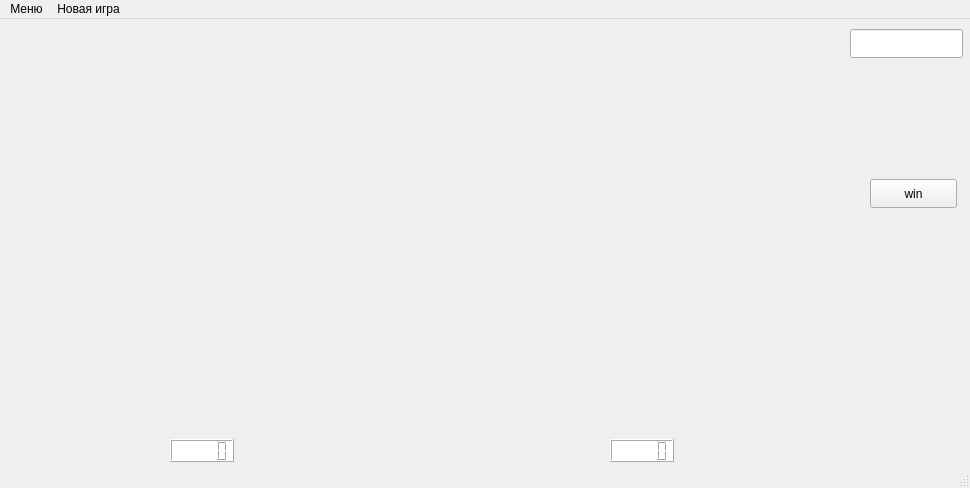
Old version of the form mainwindow.ui in the repository sermart1234/SB.
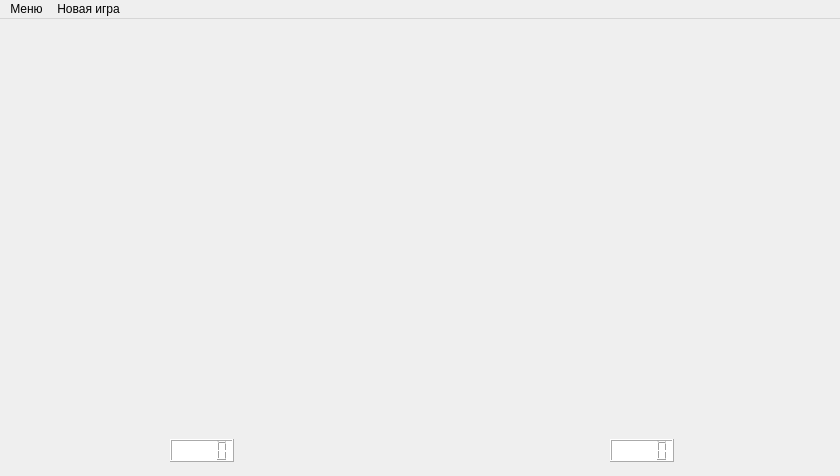
New version of the form.

Diff of the .ui file:
```diff
--- a/mainwindow.ui
+++ b/mainwindow.ui
@@ -6,40 +6,14 @@
    <rect>
     <x>0</x>
     <y>0</y>
-    <width>970</width>
-    <height>488</height>
+    <width>840</width>
+    <height>476</height>
    </rect>
   </property>
   <property name="windowTitle">
    <string>MainWindow</string>
   </property>
   <widget class="QWidget" name="centralWidget">
-   <widget class="QLineEdit" name="lineEdit">
-    <property name="geometry">
-     <rect>
-      <x>850</x>
-      <y>10</y>
-      <width>113</width>
-      <height>29</height>
-     </rect>
-    </property>
-    <property name="styleSheet">
-     <string notr="true"/>
-    </property>
-   </widget>
-   <widget class="QPushButton" name="pushButton">
-    <property name="geometry">
-     <rect>
-      <x>870</x>
-      <y>160</y>
-      <width>87</width>
-      <height>29</height>
-     </rect>
-    </property>
-    <property name="text">
-     <string>win</string>
-    </property>
-   </widget>
    <widget class="QLCDNumber" name="lcdNumber">
     <property name="geometry">
      <rect>
@@ -72,7 +46,7 @@
     <rect>
      <x>0</x>
      <y>0</y>
-     <width>970</width>
+     <width>840</width>
      <height>23</height>
     </rect>
    </property>
@@ -93,7 +67,6 @@
    <addaction name="menu"/>
    <addaction name="menu_2"/>
   </widget>
-  <widget class="QStatusBar" name="statusBar"/>
   <action name="actionNew_game">
    <property name="checkable">
     <bool>false</bool>
```
